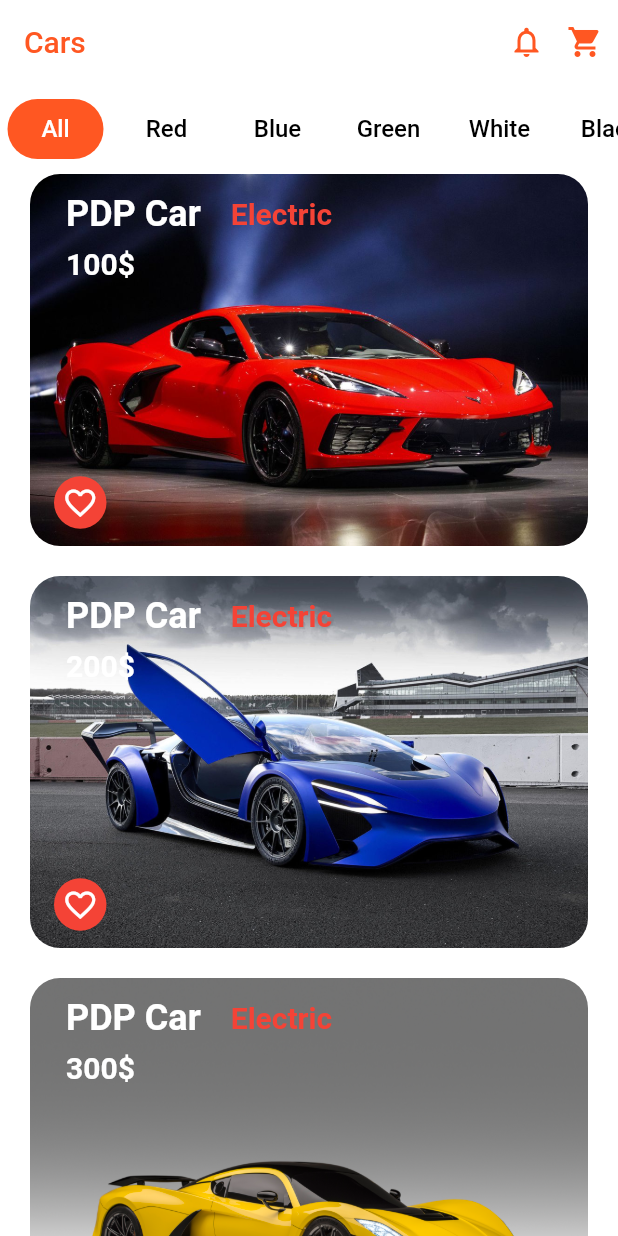
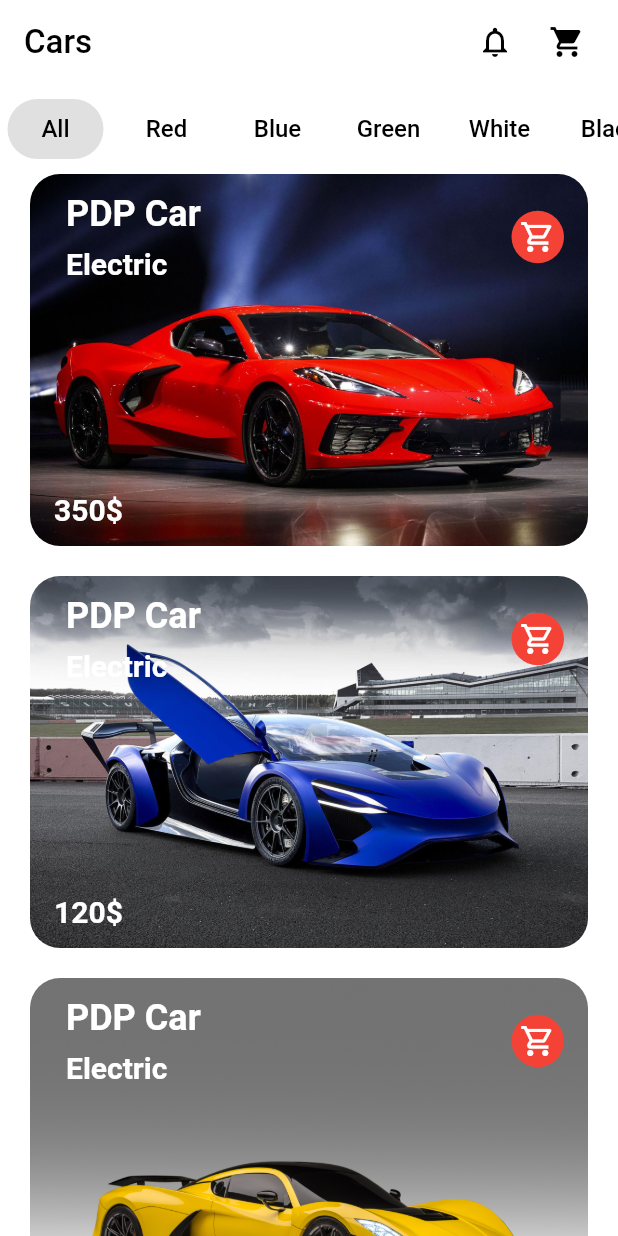
Before and after one commit to FayozbekJumabekov/market_app_ui, a Flutter app: the screen it shows after launch, on a phone screen of 412 x 824 dp. Run offline on Flutter 3.47's test engine with Material 2 defaults, Android fonts, the phone set to English and light mode, and no system bars.

Commit message:
big changes

```diff
--- a/lib/home_page.dart
+++ b/lib/home_page.dart
@@ -1,6 +1,6 @@
-import 'package:flutter/cupertino.dart';
 import 'package:flutter/material.dart';
 import 'package:market_app_ui/models/productModel.dart';
+import 'package:market_app_ui/shop_cart.dart';
 
 class HomePage extends StatefulWidget {
   const HomePage({Key? key}) : super(key: key);
@@ -13,14 +13,119 @@ class HomePage extends StatefulWidget {
 class _HomePageState extends State<HomePage> {
   List<String> categories = ["All", "Red", "Blue", "Green", "White", "Black"];
   int _selectedIndex = 0;
-  List<Product> products = List.generate(
-      20,
-      (index) => Product(
+  String selectedCategory = "Red";
+  int countItems = 0;
+  List<Product> products = [
+    Product(
         name: "PDP Car",
         model: "Electric",
-          image: "assets/images/im_car${index % 4}.jpg",
-          cost: "${(index+1)* 100}\$",
-          isLiked: false));
+        image: "assets/images/im_car0.jpg",
+        cost: "350\$",
+        isLiked: false,
+        color: "Red"),
+    Product(
+        name: "PDP Car",
+        model: "Electric",
+        image: "assets/images/im_car1.jpg",
+        cost: "120\$",
+        isLiked: false,
+        color: "Blue"),
+    Product(
+        name: "PDP Car",
+        model: "Electric",
+        image: "assets/images/im_car2.jpg",
+        cost: "420\$",
+        isLiked: false,
+        color: "Yellow"),
+    Product(
+        name: "PDP Car",
+        model: "Electric",
+        image: "assets/images/im_car3.jpg",
+        cost: "500\$",
+        isLiked: false,
+        color: "Grey"),
+    Product(
+        name: "PDP Car",
+        model: "Electric",
+        image: "assets/images/im_car4.jpg",
+        cost: "200\$",
+        isLiked: false,
+        color: "Green"),
+    Product(
+        name: "PDP Car",
+        model: "Electric",
+        image: "assets/images/im_car0.jpg",
+        cost: "1200\$",
+        isLiked: false,
+        color: "Red"),
+    Product(
+        name: "PDP Car",
+        model: "Electric",
+        image: "assets/images/im_car1.jpg",
+        cost: "670\$",
+        isLiked: false,
+        color: "Blue"),
+    Product(
+        name: "PDP Car",
+        model: "Electric",
+        image: "assets/images/im_car2.jpg",
+        cost: "150\$",
+        isLiked: false,
+        color: "Yellow"),
+    Product(
+        name: "PDP Car",
+        model: "Electric",
+        image: "assets/images/im_car3.jpg",
+        cost: "1500\$",
+        isLiked: false,
+        color: "Grey"),
+    Product(
+        name: "PDP Car",
+        model: "Electric",
+        image: "assets/images/im_car4.jpg",
+        cost: "1800\$",
+        isLiked: false,
+        color: "Green"),
+    Product(
+        name: "PDP Car",
+        model: "Electric",
+        image: "assets/images/im_car0.jpg",
+        cost: "720\$",
+        isLiked: false,
+        color: "Red"),
+    Product(
+        name: "PDP Car",
+        model: "Electric",
+        image: "assets/images/im_car1.jpg",
+        cost: "Free\$",
+        isLiked: false,
+        color: "Blue"),
+    Product(
+        name: "PDP Car",
+        model: "Electric",
+        image: "assets/images/im_car4.jpg",
+        cost: "100\$",
+        isLiked: false,
+        color: "Green"),
+  ];
+  List<Product> favourites = [];
+
+
+  void _openShoppingCart() async {
+    List<Product> result = await Navigator.of(context).push( MaterialPageRoute (
+      builder: (BuildContext context) => ShoppingCart(favourites),
+    ),);
+    setState(() {
+      countItems = result.length;
+    });
+    for (int i = 0; i < products.length; i++) {
+      if (!result.contains(products[i])) {
+        setState(() {
+          products[i].isLiked = false;
+        });
+      }
+    }
+  }
 
   @override
   Widget build(BuildContext context) {
@@ -31,20 +136,35 @@ class _HomePageState extends State<HomePage> {
         elevation: 0,
         title: Text(
           "Cars",
-            style: TextStyle(color: Colors.deepOrange),
+          style: TextStyle(color: Colors.black, fontSize: 22),
         ),
         centerTitle: false,
         actions: [
-            Icon(
+          IconButton(
+            onPressed: () {
+            },
+            icon: Icon(
               Icons.notifications_none,
+            ),
+            color: Colors.black,
+          ),
+          IconButton(
+            onPressed: (){
+
+              setState(() {
+                _openShoppingCart();
+              });
+
+            },
+            icon: (countItems == 0)
+                ? Icon(
+                    Icons.shopping_cart,
+                  )
+                : Icon(
+                    Icons.add_shopping_cart,
                     color: Colors.deepOrange,
                   ),
-            SizedBox(
-              width: 15,
-            ),
-            Icon(
-              Icons.shopping_cart,
-              color: Colors.deepOrange,
+            color: Colors.black,
           ),
           SizedBox(
             width: 10,
@@ -60,32 +180,7 @@ class _HomePageState extends State<HomePage> {
                   scrollDirection: Axis.horizontal,
                   itemCount: categories.length,
                   itemBuilder: (context, index) {
-                      return Container(
-                          padding:
-                              EdgeInsets.symmetric(horizontal: 5, vertical: 10),
-                          decoration: BoxDecoration(
-                            borderRadius: BorderRadius.circular(20),
-                          ),
-                          child: TextButton(
-                            onPressed: () {
-                              setState(() {
-                                _selectedIndex = index;
-                              });
-                            },
-                            child: Text(
-                              categories[index],
-                              style:
-                                  TextStyle(color: (_selectedIndex == index)
-                                      ? Colors.white
-                                      : Colors.black, fontSize: 16),
-                            ),
-                            style: ElevatedButton.styleFrom(
-                                elevation: 0,
-                                primary: !(_selectedIndex == index)
-                                    ? Colors.white
-                                    : Colors.deepOrange,
-                                shape: StadiumBorder()),
-                          ));
+                    return buildContainer(index);
                   }),
             ),
             GridView.builder(
@@ -99,34 +194,116 @@ class _HomePageState extends State<HomePage> {
                   crossAxisCount: 1,
                 ),
                 itemBuilder: (context, index) {
+                  return  buildGridTile(index) ;
+                })
+          ],
+        ),
+      ),
+      floatingActionButton: (countItems != 0)
+          ? FloatingActionButton(
+              backgroundColor: Colors.deepOrange,
+              onPressed: () {
+               setState(() {
+                 _openShoppingCart();
+
+               });
+              },
+              child: Container(
+                child: Column(
+                  mainAxisAlignment: MainAxisAlignment.center,
+                  children: [Text("+$countItems"), Icon(Icons.shopping_cart)],
+                ),
+              ),
+            )
+          : null,
+    );
+  }
+
+  Container buildContainer(int index) {
+    return Container(
+                      padding:
+                          EdgeInsets.symmetric(horizontal: 5, vertical: 10),
+                      decoration: BoxDecoration(
+                        borderRadius: BorderRadius.circular(20),
+                      ),
+                      child: TextButton(
+                        onPressed: () {
+                          setState(() {
+                            _selectedIndex = index;
+                            selectedCategory =categories[index];
+                          });
+                        },
+                        child: Text(
+                          categories[index],
+                          style: TextStyle(color: Colors.black, fontSize: 16),
+                        ),
+                        style: ElevatedButton.styleFrom(
+                            elevation: 0,
+                            primary: !(_selectedIndex == index)
+                                ? Colors.white
+                                : Colors.grey.shade300,
+                            shape: StadiumBorder()),
+                      ));
+  }
+
+  GridTile buildGridTile(int index) {
     return GridTile(
                   header: Padding(
                     padding: const EdgeInsets.all(8.0),
                     child: GridTileBar(
-                          title: Row(
-                            children: [
-                              Text(products[index].name,style: TextStyle(color: Colors.white,fontSize: 24,fontWeight: FontWeight.bold),),
-                              SizedBox(width: 20,),
-                              Text(products[index].model,style: TextStyle(color: Colors.red,fontSize: 20,fontWeight: FontWeight.bold),)
-                            ],
+                      title: Text(
+                        products[index].name,
+                        style: TextStyle(
+                            color: Colors.white,
+                            fontSize: 24,
+                            fontWeight: FontWeight.bold),
                       ),
                       subtitle: Padding(
                         padding: const EdgeInsets.only(top: 8),
-                            child: Text(products[index].cost,style: TextStyle(color: Colors.white,fontSize: 20,fontWeight: FontWeight.bold),),
+                        child: Text(
+                          products[index].model,
+                          style: TextStyle(
+                              color: Colors.white,
+                              fontSize: 20,
+                              fontWeight: FontWeight.bold),
                         ),
                       ),
-                      ),
-                      footer: GridTileBar(
-                        leading: Container(
-                          margin: EdgeInsets.only(left: 8,bottom: 10),
+                      trailing: Container(
                           alignment: Alignment.center,
                           width: 35,
                           height: 35,
                           decoration: BoxDecoration(
                               borderRadius: BorderRadius.circular(50),
-                            color: Colors.red
+                              color: Colors.red),
+                          child: IconButton(
+                              padding: EdgeInsets.only(bottom: 0),
+                              onPressed: () {
+                                setState(() {
+                                  products[index].isLiked =
+                                      !products[index].isLiked;
+                                  products[index].isLiked
+                                      ? countItems++
+                                      : countItems--;
+                                  (products[index].isLiked)
+                                      ? favourites.add(products[index])
+                                      : favourites.remove(products[index]);
+                                });
+                              },
+                              icon: (products[index].isLiked)
+                                  ? Icon(Icons.shopping_cart)
+                                  : Icon(Icons.shopping_cart_outlined))),
                     ),
-                          child:  Icon(Icons.favorite_border_outlined)
+                  ),
+                  footer: GridTileBar(
+                    leading: Padding(
+                      padding: const EdgeInsets.all(8.0),
+                      child: Text(
+                        products[index].cost,
+                        style: TextStyle(
+                            color: Colors.white,
+                            fontSize: 20,
+                            fontWeight: FontWeight.bold),
+                      ),
                     ),
                   ),
                   child: Container(
@@ -137,9 +314,5 @@ class _HomePageState extends State<HomePage> {
                             image: AssetImage(products[index].image))),
                   ),
                 );
-                  })
-            ],
-          ),
-        ));
   }
 }
--- a/lib/main.dart
+++ b/lib/main.dart
@@ -1,4 +1,5 @@
 import 'package:flutter/material.dart';
+import 'package:market_app_ui/shop_cart.dart';
 
 import 'home_page.dart';
 
@@ -19,7 +20,8 @@ class MyApp extends StatelessWidget {
       home: HomePage(),
       routes: {
 
-        HomePage.id:(context)=>HomePage()
+        HomePage.id:(context)=>HomePage(),
+        ShoppingCart.id:(context)=>ShoppingCart([]),
       },
 
     );
--- a/lib/models/productModel.dart
+++ b/lib/models/productModel.dart
@@ -3,12 +3,15 @@ class Product {
   String model;
   String cost;
   String image;
+  String color;
   bool isLiked = false;
+
 
   Product(
       {required this.name,
       required this.model,
       required this.image,
       required this.cost,
-      required this.isLiked});
+      required this.isLiked,
+      required this.color});
 }
```
Lines whose indentation alone changed are shown as unchanged.
